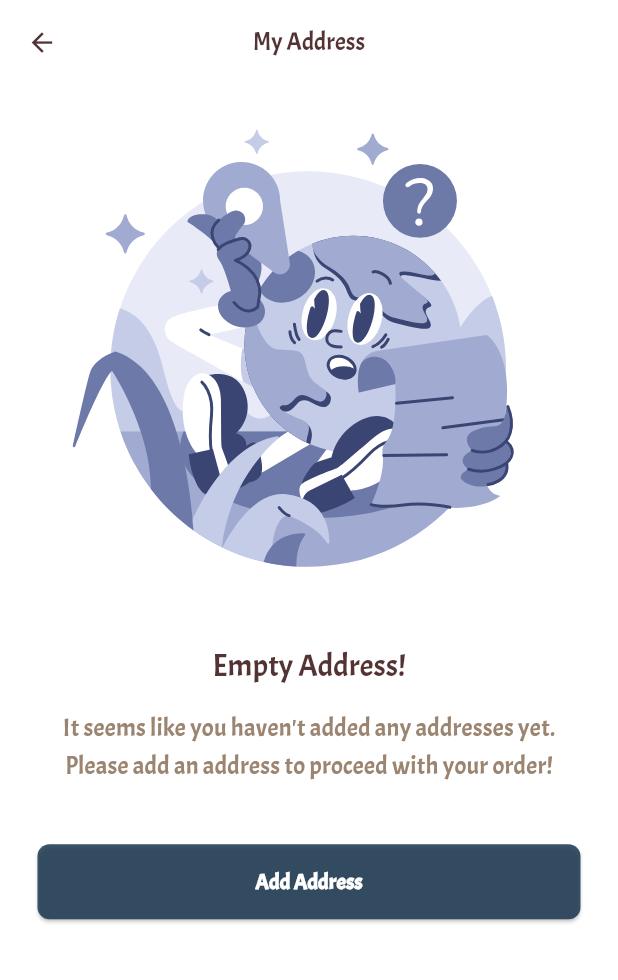
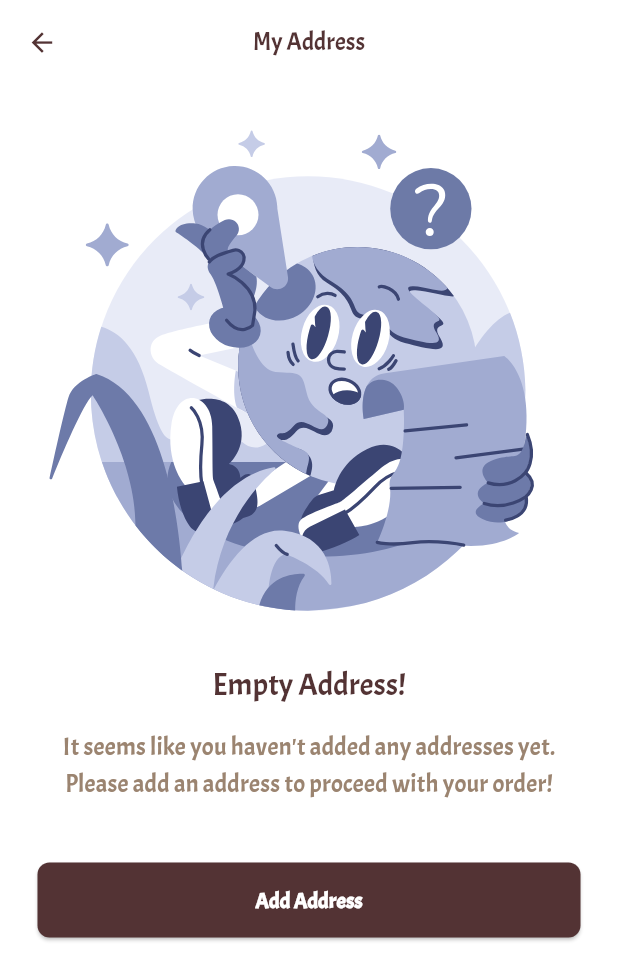
Before and after one commit to belalMohamedDev/elminiawyPatisserieUserApp, a Flutter app: the UserAddressView screen opened by its route, on a phone screen of 412 x 824 dp. Shown: the top 980 px of the screen. Run offline on Flutter 3.47's test engine with Material 3 defaults, Android fonts, the phone set to English and light mode, and no system bars; our stand-ins replace badges, cached_network_image, carousel_slider, connectivity_plus, country_code_picker, device_preview and 28 more; missing offline and left inert: coupon_uikit, custom_map_markers, dart_ping, flutter_google_maps_webservices, flutter_verification_code; accounts and stored records are empty; generated files the repository leaves out were written again; network calls fail.

Commit message:
update address

```diff
--- a/lang/ar.json
+++ b/lang/ar.json
@@ -235,6 +235,7 @@
   "settings": "الإعدادات",
   "orderPlaced": "تم تقديم طلبك الى المطعم",
   "theOrderAcceptedByRestaurant": "تم الانتهاء من تجهيز طلبك .",
+    "addNewAddress": "اضافة عنوان جديد.",
 
   "thankYouForPurchasingFromElminiawy": "شكرًا لشراءك من المنياوى. يمكنك تتبع طلبك رقم #",
   "backToHome": "العودة إلى الصفحة الرئيسية",
--- a/lang/en.json
+++ b/lang/en.json
@@ -236,6 +236,7 @@
     "theOrderAcceptedByRestaurant": "The order has been processed.",
     "thankYouForPurchasingFromElminiawy": "Thank you for purchasing from Elminiawy. You can track your order no #",
     "backToHome": "Back to Home",
+    "addNewAddress": "add new address",
     "trackOrder": "Track Order",
     "myOrders": "My Orders",
     "currentOrders": "Current Orders",
--- a/lib/core/common/shared/shared_imports.dart
+++ b/lib/core/common/shared/shared_imports.dart
@@ -222,7 +222,6 @@ export '../../../../feature/address/presentation/widget/mapScrrenWidget/current_
 export '../../../../feature/address/presentation/widget/mapScrrenWidget/google_map_widget.dart';
 export '../../../../feature/address/presentation/widget/mapScrrenWidget/pick_location_button.dart';
 
-export '../../../../feature/address/presentation/refactor/user_address_body.dart';
 
 export '../../../../feature/address/presentation/widget/addNewAddressScreenWidget/add_information_text_form_field.dart';
 
--- a/lib/core/common/statsScreen/error_info.dart
+++ b/lib/core/common/statsScreen/error_info.dart
@@ -73,7 +73,7 @@ class ErrorInfo extends StatelessWidget {
                           minimumSize: const Size(double.infinity,
                               50), // Make button full width and 50 height
                           backgroundColor: ColorManger
-                              .primary, // Set button color to primary color
+                              .brun, // Set button color to primary color
                           foregroundColor:
                               ColorManger.white, // Set text color to white
                           shape: const RoundedRectangleBorder(
@@ -81,8 +81,8 @@ class ErrorInfo extends StatelessWidget {
                               borderRadius:
                                   BorderRadius.all(Radius.circular(8)))),
                       child: Text(btnText ??
-                            context.translate(AppStrings.retry)
-                              ), // Default to "Retry" if btnText is null
+                          context.translate(AppStrings
+                              .retry)), // Default to "Retry" if btnText is null
                     ),
 
             // Add space after the button
--- a/lib/core/language/strings_manger.dart
+++ b/lib/core/language/strings_manger.dart
@@ -270,6 +270,9 @@ class AppStrings {
   static const String noKeepIt = "noKeepIt";
   static const String myProfile = "myProfile";
   static const String myAddress = "myAddress";
+  static const String addNewAddress = "addNewAddress";
+
+
   static const String myWishList = "myWishList";
   static const String settings = "settings";
   static const String orderPlaced = "orderPlaced";
--- a/lib/feature/address/logic/userAddressCubit/user_address_cubit.dart
+++ b/lib/feature/address/logic/userAddressCubit/user_address_cubit.dart
@@ -100,8 +100,7 @@ class UserAddressCubit extends Cubit<UserAddressState> {
     response.when(
       success: (dataResponse) {
         addressDataList.removeWhere((address) => address.sId == addressId);
-
-        emit(UserAddressState.removeAddressSuccess(dataResponse));
+        emit(UserAddressState.removeAddressSuccess(dataResponse,addressDataList));
       },
       failure: (error) {
         if (error.statusCode != 401) {
--- a/lib/feature/address/logic/userAddressCubit/user_address_state.dart
+++ b/lib/feature/address/logic/userAddressCubit/user_address_state.dart
@@ -43,5 +43,5 @@ class UserAddressState with _$UserAddressState {
        ApiErrorModel apiErrorModel) = RemoveAddressError;
 
   const factory UserAddressState.removeAddressSuccess(
-      ApiSuccessGeneralModel data) = RemoveAddressSuccess;
+      ApiSuccessGeneralModel data, List<GetAddressResponseData> getAddressResponseData) = RemoveAddressSuccess;
 }
--- a/lib/feature/address/presentation/refactor/user_address_body.dart
+++ /dev/null
@@ -1,18 +0,0 @@
-import '../../../../core/common/shared/shared_imports.dart'; // Import the barrel file
-
-class UserAddressBody extends StatelessWidget {
-  final UserAddressState state;
-  const UserAddressBody({super.key, required this.state});
-
-  @override
-  Widget build(BuildContext context) {
-    if (state is GetAllAddressError || state is GetAllAddressLoading) {
-      return const UserAddressErrorAndLoadingStateWidget();
-    }
-    if (context.read<UserAddressCubit>().addressDataList.isEmpty) {
-      return const EmptyAddressScreen();
-    }
-
-    return const UserAddressSuccessStateWidget();
-  }
-}
--- a/lib/feature/address/presentation/screen/empty_address_screen.dart
+++ b/lib/feature/address/presentation/screen/empty_address_screen.dart
@@ -1,21 +1,27 @@
-
-
 import '../../../../core/common/shared/shared_imports.dart'; // Import the barrel file
 
 class EmptyAddressScreen extends StatelessWidget {
-  const EmptyAddressScreen({super.key});
+  final bool isLoading;
+  const EmptyAddressScreen({super.key, this.isLoading = false});
 
   @override
   Widget build(BuildContext context) {
     return Scaffold(
       backgroundColor: Colors.white,
-      body: SafeArea(
-        child: Padding(
+      body: Padding(
         padding: const EdgeInsets.all(25),
         child: Column(
+          mainAxisAlignment: isLoading == true
+              ? MainAxisAlignment.center
+              : MainAxisAlignment.start,
+          crossAxisAlignment: isLoading == true
+              ? CrossAxisAlignment.center
+              : CrossAxisAlignment.start,
           children: [
-              SizedBox(
-                width: MediaQuery.of(context).size.width * 0.8,
+            Padding(
+              padding: EdgeInsets.only(left: isLoading == true ? 10.w : 0),
+              child: SizedBox(
+                width: MediaQuery.of(context).size.width * 0.9,
                 child: AspectRatio(
                   aspectRatio: 1,
                   child: SvgPicture.asset(
@@ -24,23 +30,24 @@ class EmptyAddressScreen extends StatelessWidget {
                   ),
                 ),
               ),
+            ),
             SizedBox(
-                height: 20.h,
+              height: isLoading == true ? 50.h : 0.h,
             ),
-              ErrorInfo(
-                title:context.translate(AppStrings.emptyAddress) ,
-                description:
-                  context.translate(AppStrings.itSeemsLikeYouHavenAddedAnyAddressesYet)  ,
-                btnText:context.translate(AppStrings.addAddress) ,
+            isLoading == true
+                ? const SizedBox()
+                : ErrorInfo(
+                    title: context.translate(AppStrings.emptyAddress),
+                    description: context.translate(
+                        AppStrings.itSeemsLikeYouHavenAddedAnyAddressesYet),
+                    btnText: context.translate(AppStrings.addAddress),
                     press: () {
-                context
-                      .pushNamed(Routes.map);
+                      context.pushNamed(Routes.map);
                     },
                   ),
           ],
         ),
       ),
-      ),
     );
   }
 }
--- a/lib/feature/address/presentation/screen/user_address_screen.dart
+++ b/lib/feature/address/presentation/screen/user_address_screen.dart
@@ -5,8 +5,6 @@ class UserAddressView extends StatelessWidget {
 
   @override
   Widget build(BuildContext context) {
-    bool isEnLocale = AppLocalizations.of(context)?.isEnLocale ?? true;
-
     return BlocConsumer<UserAddressCubit, UserAddressState>(
       listener: (context, state) {
         state.whenOrNull(
@@ -14,8 +12,9 @@ class UserAddressView extends StatelessWidget {
               errorMessage: apiErrorModel.message!, context: context),
           removeAddressError: (apiErrorModel) => ShowToast.showToastErrorTop(
               errorMessage: apiErrorModel.message!, context: context),
-          removeAddressSuccess: (data) => ShowToast.showToastSuccessTop(
-              message: data.message!, context: context),
+          removeAddressSuccess: (data, getAddressResponseData) =>
+              ShowToast.showToastSuccessTop(
+                  message: data.message!, context: context),
         );
       },
       builder: (context, state) {
@@ -29,29 +28,11 @@ class UserAddressView extends StatelessWidget {
                         .textTheme
                         .titleLarge!
                         .copyWith(fontSize: 16.sp)),
-                actions: [
-                  context.read<UserAddressCubit>().addressDataList.isEmpty ||
-                          state is GetAllAddressLoading
-                      ? const SizedBox()
-                      : Padding(
-                          padding: EdgeInsets.only(
-                              right: isEnLocale ? 15.w : 0,
-                              left: isEnLocale ? 0 : 18.w),
-                          child: InkWell(
-                              onTap: () {
-                                context.pushNamed(Routes.map);
-                              },
-                              child: Image.asset(
-                                ImageAsset.addLocation,
-                                height: 22.h,
-                              )),
-                        )
-                ],
               ),
-              body:
-
-              UserAddressBody(state: state),
-
+              body: context.read<UserAddressCubit>().addressDataList.isEmpty
+                  ? const EmptyAddressScreen()
+                  :  UserAddressSuccessStateWidget(
+                     userAddress:  context.read<UserAddressCubit>(),),
             ),
             LoadingOverlay(isLoading: state is RemoveAddressLoading)
           ],
```
Also changed, not shown: lib/feature/address/presentation/widget/UserAddressScreenWidget/success_state_widget.dart (+81 -23 lines), lib/feature/address/logic/userAddressCubit/user_address_cubit.freezed.dart. Lines whose indentation alone changed are shown as unchanged.
